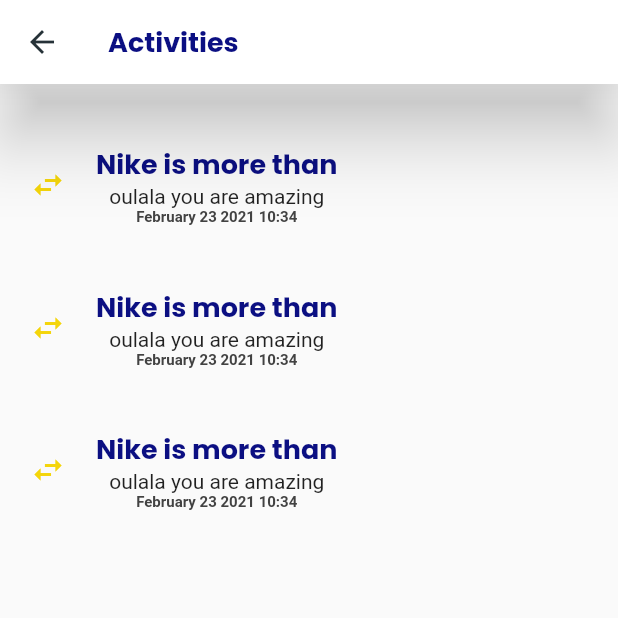
After one commit to Desmond95/Intern_flutter, a Flutter app: the NotificationPage screen opened by its route, after a tap on "Activities", on a phone screen of 412 x 824 dp, the top half of it. The commit adds this screen. Run offline on Flutter 3.47's test engine with Material 2 defaults, Android fonts, the phone set to English and light mode, and no system bars; our stand-ins replace carousel_slider.

Commit message:
notification feed activities and offer

```diff
--- a/lib/main.dart
+++ b/lib/main.dart
@@ -1,8 +1,12 @@
+import 'package:fast_shop/screens/activities_page.dart';
 import 'package:fast_shop/screens/home_screen.dart';
 import 'package:fast_shop/screens/login.dart';
+import 'package:fast_shop/screens/notification.dart';
 import 'package:fast_shop/screens/product_detail.dart';
 import 'package:fast_shop/screens/sign_up.dart';
 import 'package:flutter/material.dart';
+import 'package:fast_shop/screens/feed_page.dart';
+import 'package:fast_shop/screens/offer_page.dart';
 import 'onboardingscreen.dart';
 
 void main() {
@@ -24,6 +28,10 @@ class MyApp extends StatelessWidget {
         '/signup': (context) => SignUpPage(),
         '/home': (context) => HomePage(),
         '/product': (context) => ProductDetailPage(),
+        '/notification': (context) => NotificationPage(),
+        '/activities': (context) => ActivitiesPage(),
+        '/feed': (context) => FeedPage(),
+        '/offer': (context) => OfferPage(),
       },
       home: Scaffold(
         body: OnBoardingScreen(),
--- /dev/null
+++ b/lib/screens/activities_page.dart
@@ -0,0 +1,124 @@
+import 'package:fast_shop/components/constants.dart';
+import 'package:flutter/material.dart';
+
+class ActivitiesPage extends StatefulWidget {
+  @override
+  _ActivitiesPageState createState() => _ActivitiesPageState();
+}
+
+class _ActivitiesPageState extends State<ActivitiesPage> {
+  @override
+  Widget build(BuildContext context) {
+    return SafeArea(
+      child: Scaffold(
+        appBar: AppBar(
+          backgroundColor: Colors.white,
+          elevation: 20,
+          iconTheme: IconThemeData(color: Colors.blueGrey[900]),
+          title: Text(
+            'Activities',
+            style: kLabelTextStyleBlue,
+          ),
+        ),
+        body: Padding(
+          padding: const EdgeInsets.all(20.0),
+          child: Column(
+            children: [
+              Row(
+                children: [
+                  Icon(
+                    Icons.swap_horiz_outlined,
+                    color: Color(0xFFF4D50A),
+                  ),
+                  Padding(
+                    padding: EdgeInsets.all(20),
+                    child: Column(
+                      mainAxisAlignment: MainAxisAlignment.start,
+                      children: [
+                        Text(
+                          'Nike is more than',
+                          style: kLabelTextStyleBlue,
+                        ),
+                        Text(
+                          'oulala you are amazing',
+                        ),
+                        Text(
+                          'February 23 2021 10:34',
+                          style: TextStyle(
+                            fontSize: 10,
+                            fontWeight: FontWeight.bold,
+                            color: Colors.grey[800],
+                          ),
+                        ),
+                      ],
+                    ),
+                  ),
+                ],
+              ),
+              Row(
+                children: [
+                  Icon(
+                    Icons.swap_horiz_outlined,
+                    color: Color(0xFFF4D50A),
+                  ),
+                  Padding(
+                    padding: EdgeInsets.all(20),
+                    child: Column(
+                      children: [
+                        Text(
+                          'Nike is more than',
+                          style: kLabelTextStyleBlue,
+                        ),
+                        Text(
+                          'oulala you are amazing',
+                        ),
+                        Text(
+                          'February 23 2021 10:34',
+                          style: TextStyle(
+                            fontSize: 10,
+                            fontWeight: FontWeight.bold,
+                            color: Colors.grey[800],
+                          ),
+                        ),
+                      ],
+                    ),
+                  ),
+                ],
+              ),
+              Row(
+                children: [
+                  Icon(
+                    Icons.swap_horiz_outlined,
+                    color: Color(0xFFF4D50A),
+                  ),
+                  Padding(
+                    padding: EdgeInsets.all(20),
+                    child: Column(
+                      children: [
+                        Text(
+                          'Nike is more than',
+                          style: kLabelTextStyleBlue,
+                        ),
+                        Text(
+                          'oulala you are amazing',
+                        ),
+                        Text(
+                          'February 23 2021 10:34',
+                          style: TextStyle(
+                            fontSize: 10,
+                            fontWeight: FontWeight.bold,
+                            color: Colors.grey[800],
+                          ),
+                        ),
+                      ],
+                    ),
+                  ),
+                ],
+              ),
+            ],
+          ),
+        ),
+      ),
+    );
+  }
+}
--- /dev/null
+++ b/lib/screens/notification.dart
@@ -0,0 +1,94 @@
+import 'package:fast_shop/components/constants.dart';
+//import 'package:flutter/gestures.dart';
+import 'package:flutter/material.dart';
+
+class NotificationPage extends StatefulWidget {
+  @override
+  _NotificationPageState createState() => _NotificationPageState();
+}
+
+class _NotificationPageState extends State<NotificationPage> {
+  @override
+  Widget build(BuildContext context) {
+    return SafeArea(
+      child: Scaffold(
+        appBar: AppBar(
+          backgroundColor: Colors.white,
+          elevation: 20,
+          iconTheme: IconThemeData(color: Colors.blueGrey[900]),
+          title: Text(
+            'Notification',
+            style: kLabelTextStyleBlue,
+          ),
+        ),
+        body: Padding(
+          padding: const EdgeInsets.all(30.0),
+          child: Column(
+            children: [
+              Row(
+                children: [
+                  Icon(
+                    Icons.local_offer_outlined,
+                    color: Color(0xFFF4D50A),
+                  ),
+                  Padding(
+                    padding: EdgeInsets.all(20),
+                    child: GestureDetector(
+                      onTap: () {
+                        Navigator.pushNamed(context, '/offer');
+                      },
+                      child: Text(
+                        'Offer',
+                        style: kLabelTextStyleBlue,
+                      ),
+                    ),
+                  ),
+                ],
+              ),
+              Row(
+                children: [
+                  Icon(
+                    Icons.list_alt_outlined,
+                    color: Color(0xFFF4D50A),
+                  ),
+                  Padding(
+                    padding: EdgeInsets.all(20),
+                    child: GestureDetector(
+                      onTap: () {
+                        Navigator.pushNamed(context, '/feed');
+                      },
+                      child: Text(
+                        'Feed',
+                        style: kLabelTextStyleBlue,
+                      ),
+                    ),
+                  ),
+                ],
+              ),
+              Row(
+                children: [
+                  Icon(
+                    Icons.notifications_none_outlined,
+                    color: Color(0xFFF4D50A),
+                  ),
+                  Padding(
+                    padding: EdgeInsets.all(20),
+                    child: GestureDetector(
+                      onTap: () {
+                        Navigator.pushNamed(context, '/activities');
+                      },
+                      child: Text(
+                        'Activities',
+                        style: kLabelTextStyleBlue,
+                      ),
+                    ),
+                  ),
+                ],
+              ),
+            ],
+          ),
+        ),
+      ),
+    );
+  }
+}
```
Also changed, not shown: lib/screens/feed_page.dart (added, +126 -0 lines), lib/screens/home_screen.dart (+8 -3 lines), lib/screens/offer_page.dart (added, +84 -0 lines), 1 other file.
